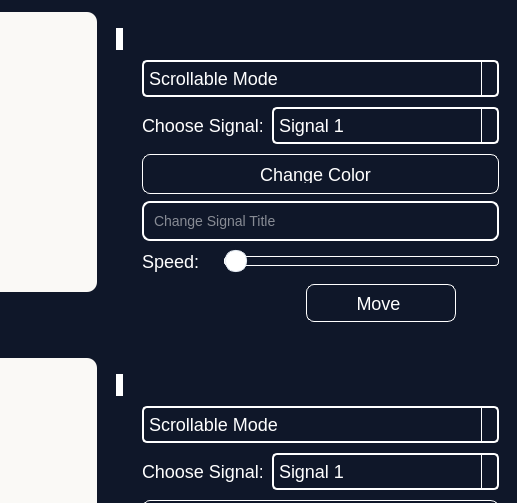
karreemm/BioSignalScope-Real-time-Biological-Signals-Viewer, file main.ui: the form before one commit; both pictures show x 621 to 1138 and y 112 to 615 of the 1138 by 823 pixel window.
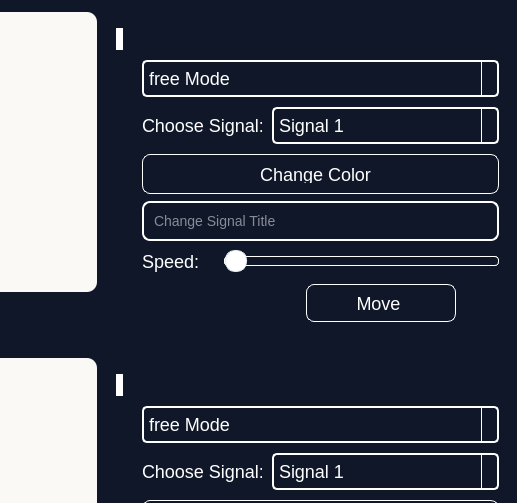
The form after the commit. The open tabs and pages were chosen to show the change. Icons and pictures are not drawn.

The edit to the form file:
```diff
--- a/main.ui
+++ b/main.ui
@@ -441,7 +441,7 @@
                 </property>
                 <item>
                  <property name="text">
-                  <string>Scrollable Mode</string>
+                  <string>free Mode</string>
                  </property>
                 </item>
                 <item>
@@ -985,7 +985,7 @@
                 </property>
                 <item>
                  <property name="text">
-                  <string>Scrollable Mode</string>
+                  <string>free Mode</string>
                  </property>
                 </item>
                 <item>
```
Left out of the diff: 2 changed lines with no effect on the pictures.
